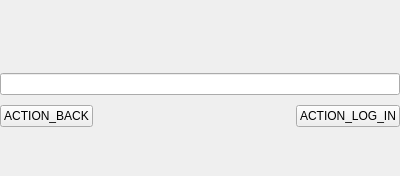
The window that guardata/client/gui/forms/login_password_input_widget.ui (bitlogik/guardata) describes before a commit, drawn with Qt 5.
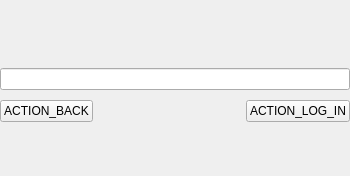
The same window after the commit.

```diff
--- a/guardata/client/gui/forms/login_password_input_widget.ui
+++ b/guardata/client/gui/forms/login_password_input_widget.ui
@@ -6,7 +6,7 @@
    <rect>
     <x>0</x>
     <y>0</y>
-    <width>400</width>
+    <width>350</width>
     <height>176</height>
    </rect>
   </property>
@@ -36,7 +36,7 @@
     <number>0</number>
    </property>
    <property name="bottomMargin">
-    <number>0</number>
+    <number>10</number>
    </property>
    <item>
     <spacer name="verticalSpacer_2">
@@ -71,7 +71,7 @@
    <item>
     <layout class="QHBoxLayout" name="horizontalLayout">
      <property name="spacing">
-      <number>0</number>
+      <number>10</number>
      </property>
      <item>
       <widget class="QPushButton" name="button_back">
```
